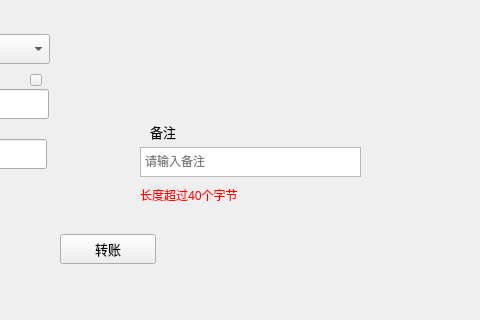
Above: transfer/transferpage.ui from HcashOrg/hx-indicator before the change; both pictures show x 290 to 770 and y 116 to 436 of the 770 by 530 pixel window. Below: the same form after it.
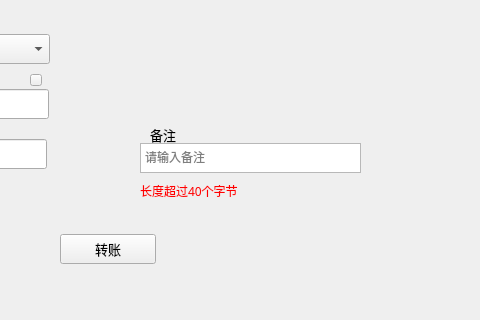
That is the form after the change.

Diff of the .ui file:
```diff
--- a/transfer/transferpage.ui
+++ b/transfer/transferpage.ui
@@ -47,7 +47,7 @@
    <property name="geometry">
     <rect>
      <x>440</x>
-     <y>233</y>
+     <y>236</y>
      <width>80</width>
      <height>30</height>
     </rect>
@@ -276,7 +276,7 @@
    <property name="geometry">
     <rect>
      <x>430</x>
-     <y>303</y>
+     <y>299</y>
      <width>221</width>
      <height>16</height>
     </rect>
@@ -315,7 +315,7 @@
    <property name="geometry">
     <rect>
      <x>430</x>
-     <y>263</y>
+     <y>259</y>
      <width>221</width>
      <height>30</height>
     </rect>
```
